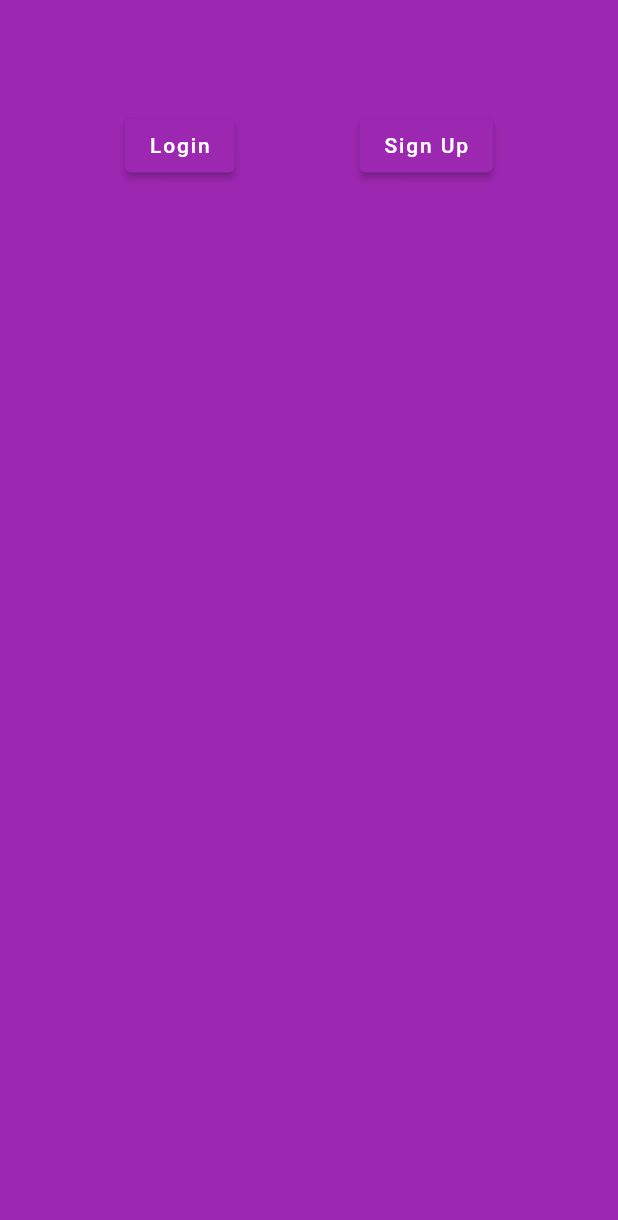
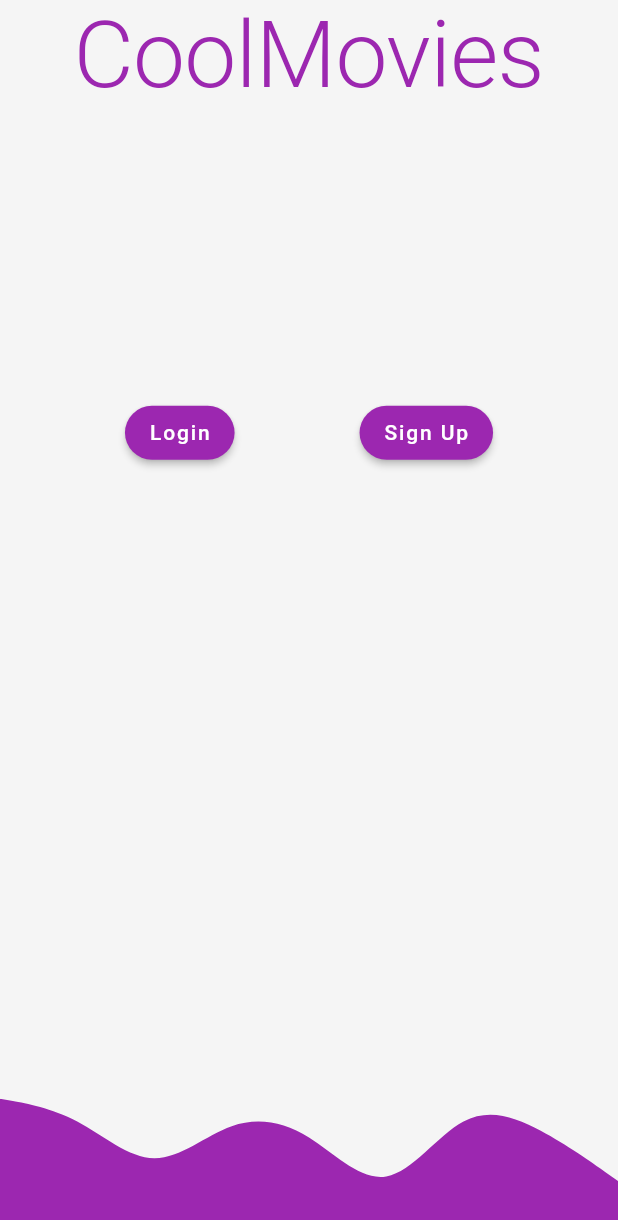
Before and after one commit to CJSZ01/coolmovies, a Flutter app: the screen it shows after launch, on a phone screen of 412 x 824 dp. Shown: the top 1220 px of the screen. Run offline on Flutter 3.47's test engine with Material 2 defaults, Android fonts, the phone set to English and light mode, and no system bars; our stand-ins replace flutter_svg, google_fonts, graphql_flutter; Roboto replaces fonts that are missing (Signika).

Commit message:
[ADD] Login wave svg

```diff
--- /dev/null
+++ b/lib/utils/svg_pictures.dart
@@ -0,0 +1,3 @@
+class SvgPictures {
+  static const wave = 'assets/svg/wave.svg';
+}
--- a/lib/utils/themes/app_colors.dart
+++ b/lib/utils/themes/app_colors.dart
@@ -1,6 +1,6 @@
 import 'package:flutter/material.dart';
 
 class DefaultColors {
-  static Color get background => Colors.purple;
-  static Color get primary => Colors.grey.shade100;
+  static Color get background => const Color(0xFFF5F5F5);
+  static Color get primary => const Color(0xFF9C27B0);
 }
--- a/lib/utils/themes/default_theme.dart
+++ b/lib/utils/themes/default_theme.dart
@@ -12,6 +12,15 @@ class DefaultTheme {
       backgroundColor: DefaultColors.background,
     ),
     scaffoldBackgroundColor: DefaultColors.background,
+    elevatedButtonTheme: ElevatedButtonThemeData(
+      style: ButtonStyle(
+        shape: MaterialStateProperty.all(
+          RoundedRectangleBorder(
+            borderRadius: BorderRadius.circular(32),
+          ),
+        ),
+      ),
+    ),
     textTheme: TextTheme(
       headline1: GoogleFonts.signika(
         fontSize: 99,
--- a/lib/view/components/base_view.dart
+++ b/lib/view/components/base_view.dart
@@ -8,14 +8,15 @@ class BaseView extends StatelessWidget {
   }) : super(key: key);
 
   final Widget child;
-
   final PreferredSizeWidget? appBar;
 
   @override
   Widget build(BuildContext context) {
     return Scaffold(
       appBar: appBar,
-      body: SafeArea(child: child),
+      body: SafeArea(
+        child: child,
+      ),
     );
   }
 }
--- a/lib/view/pages/login/login_view.dart
+++ b/lib/view/pages/login/login_view.dart
@@ -1,5 +1,7 @@
+import 'package:coolmovies/utils/svg_pictures.dart';
 import 'package:coolmovies/view/components/base_view.dart';
 import 'package:flutter/material.dart';
+import 'package:flutter_svg/flutter_svg.dart';
 
 class LoginView extends StatelessWidget {
   const LoginView({Key? key}) : super(key: key);
@@ -7,8 +9,9 @@ class LoginView extends StatelessWidget {
   @override
   Widget build(BuildContext context) {
     return BaseView(
-      child: Center(
-        child: Column(
+      child: LayoutBuilder(
+        builder: (context, constraints) {
+          return Column(
             children: [
               Text(
                 'CoolMovies',
@@ -17,22 +20,29 @@ class LoginView extends StatelessWidget {
                     .headline2!
                     .copyWith(color: Theme.of(context).colorScheme.primary),
               ),
-            Row(
+              Expanded(
+                child: Row(
                   mainAxisAlignment: MainAxisAlignment.spaceEvenly,
                   children: [
                     ElevatedButton(
                       onPressed: () {},
-                  child: Text('Login'),
+                      child: const Text('Login'),
                     ),
                     ElevatedButton(
                       onPressed: () {},
-                  child: Text('Sign Up'),
-                )
-              ],
+                      child: const Text('Sign Up'),
                     )
                   ],
                 ),
               ),
+              SvgPicture.asset(
+                SvgPictures.wave,
+                alignment: Alignment.bottomCenter,
+              )
+            ],
+          );
+        },
+      ),
     );
   }
 }
```
Also changed, not shown: lib/main.dart (+9 -7 lines), pubspec.yaml (+4 -42 lines), assets/svg/wave.svg (added), pubspec.lock, 1 other file. Lines whose indentation alone changed are shown as unchanged.
